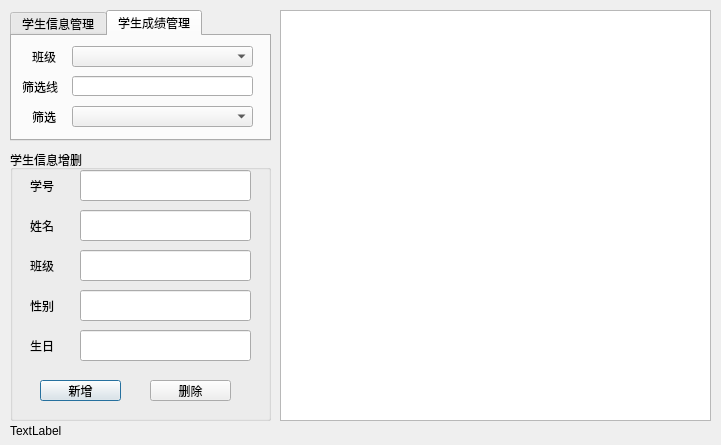
Above: classteacherform.ui from MomentDerek/StudentManageSystem before the change. Below: the same form after it.
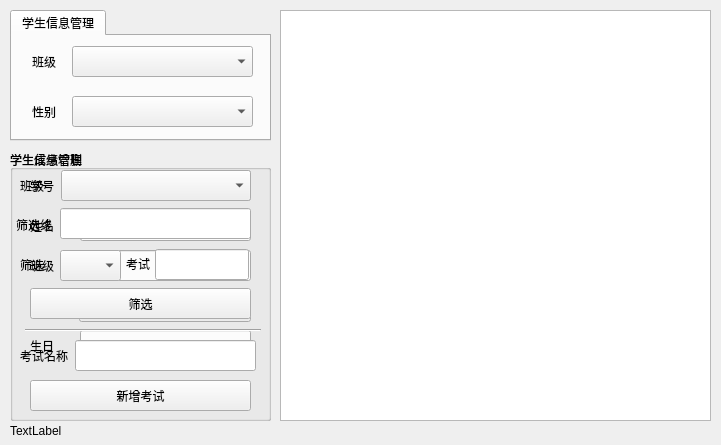
That is the form after the change.

```diff
--- a/classteacherform.ui
+++ b/classteacherform.ui
@@ -27,6 +27,9 @@
    </property>
   </widget>
   <widget class="QTabWidget" name="tabWidget">
+   <property name="enabled">
+    <bool>true</bool>
+   </property>
    <property name="geometry">
     <rect>
      <x>10</x>
@@ -36,7 +39,7 @@
     </rect>
    </property>
    <property name="currentIndex">
-    <number>1</number>
+    <number>0</number>
    </property>
    <widget class="QWidget" name="tab">
     <attribute name="title">
@@ -87,80 +90,21 @@
        <height>31</height>
       </rect>
      </property>
-    </widget>
-   </widget>
-   <widget class="QWidget" name="tab_2">
-    <attribute name="title">
-     <string>学生成绩管理</string>
-    </attribute>
-    <widget class="QComboBox" name="ClassBox_2">
-     <property name="geometry">
-      <rect>
-       <x>60</x>
-       <y>10</y>
-       <width>181</width>
-       <height>21</height>
-      </rect>
-     </property>
-    </widget>
-    <widget class="QComboBox" name="ChooseBox_2">
-     <property name="geometry">
-      <rect>
-       <x>60</x>
-       <y>70</y>
-       <width>181</width>
-       <height>21</height>
-      </rect>
-     </property>
-    </widget>
-    <widget class="QLineEdit" name="ChooseLine_2">
-     <property name="geometry">
-      <rect>
-       <x>60</x>
-       <y>40</y>
-       <width>181</width>
-       <height>20</height>
-      </rect>
-     </property>
-    </widget>
-    <widget class="QLabel" name="label_9">
-     <property name="geometry">
-      <rect>
-       <x>20</x>
-       <y>10</y>
-       <width>31</width>
-       <height>21</height>
-      </rect>
-     </property>
-     <property name="text">
-      <string>班级</string>
-     </property>
-    </widget>
-    <widget class="QLabel" name="label_10">
-     <property name="geometry">
-      <rect>
-       <x>10</x>
-       <y>40</y>
-       <width>41</width>
-       <height>21</height>
-      </rect>
-     </property>
-     <property name="text">
-      <string>筛选线</string>
-     </property>
-    </widget>
-    <widget class="QLabel" name="label_11">
-     <property name="geometry">
-      <rect>
-       <x>20</x>
-       <y>70</y>
-       <width>41</width>
-       <height>21</height>
-      </rect>
-     </property>
-     <property name="text">
-      <string>筛选</string>
-     </property>
+     <item>
+      <property name="text">
+       <string/>
+      </property>
+     </item>
+     <item>
+      <property name="text">
+       <string>男</string>
+      </property>
+     </item>
+     <item>
+      <property name="text">
+       <string>女</string>
+      </property>
+     </item>
     </widget>
    </widget>
   </widget>
@@ -206,16 +150,6 @@
      </rect>
     </property>
    </widget>
-   <widget class="QLineEdit" name="StudentSex">
-    <property name="geometry">
-     <rect>
-      <x>70</x>
-      <y>140</y>
-      <width>171</width>
-      <height>31</height>
-     </rect>
-    </property>
-   </widget>
    <widget class="QLabel" name="label_3">
     <property name="geometry">
      <rect>
@@ -317,6 +251,16 @@
      <string>删除</string>
     </property>
    </widget>
+   <widget class="QComboBox" name="StudentSex">
+    <property name="geometry">
+     <rect>
+      <x>69</x>
+      <y>141</y>
+      <width>172</width>
+      <height>31</height>
+     </rect>
+    </property>
+   </widget>
   </widget>
   <widget class="QLabel" name="infoLabel">
    <property name="geometry">
@@ -331,6 +275,191 @@
     <string>TextLabel</string>
    </property>
   </widget>
+  <widget class="QGroupBox" name="SubjectTeacherBox">
+   <property name="enabled">
+    <bool>true</bool>
+   </property>
+   <property name="geometry">
+    <rect>
+     <x>10</x>
+     <y>150</y>
+     <width>261</width>
+     <height>271</height>
+    </rect>
+   </property>
+   <property name="title">
+    <string>学生成绩管理</string>
+   </property>
+   <widget class="QPushButton" name="ChooseButton">
+    <property name="geometry">
+     <rect>
+      <x>20</x>
+      <y>138</y>
+      <width>221</width>
+      <height>31</height>
+     </rect>
+    </property>
+    <property name="text">
+     <string>筛选</string>
+    </property>
+   </widget>
+   <widget class="QPushButton" name="AddButton_2">
+    <property name="geometry">
+     <rect>
+      <x>20</x>
+      <y>230</y>
+      <width>221</width>
+      <height>31</height>
+     </rect>
+    </property>
+    <property name="text">
+     <string>新增考试</string>
+    </property>
+   </widget>
+   <widget class="QLineEdit" name="ChooseLine">
+    <property name="geometry">
+     <rect>
+      <x>50</x>
+      <y>58</y>
+      <width>191</width>
+      <height>31</height>
+     </rect>
+    </property>
+   </widget>
+   <widget class="QLineEdit" name="AddTest">
+    <property name="geometry">
+     <rect>
+      <x>65</x>
+      <y>190</y>
+      <width>181</width>
+      <height>31</height>
+     </rect>
+    </property>
+   </widget>
+   <widget class="QComboBox" name="ChooseBox">
+    <property name="geometry">
+     <rect>
+      <x>50</x>
+      <y>100</y>
+      <width>61</width>
+      <height>31</height>
+     </rect>
+    </property>
+    <item>
+     <property name="text">
+      <string/>
+     </property>
+    </item>
+    <item>
+     <property name="text">
+      <string>&lt;</string>
+     </property>
+    </item>
+    <item>
+     <property name="text">
+      <string>&gt;=</string>
+     </property>
+    </item>
+   </widget>
+   <widget class="QLabel" name="label_8">
+    <property name="geometry">
+     <rect>
+      <x>10</x>
+      <y>20</y>
+      <width>31</width>
+      <height>31</height>
+     </rect>
+    </property>
+    <property name="text">
+     <string>班级</string>
+    </property>
+   </widget>
+   <widget class="QComboBox" name="ClassBox_Score">
+    <property name="geometry">
+     <rect>
+      <x>51</x>
+      <y>20</y>
+      <width>190</width>
+      <height>31</height>
+     </rect>
+    </property>
+   </widget>
+   <widget class="QLabel" name="label_12">
+    <property name="geometry">
+     <rect>
+      <x>6</x>
+      <y>59</y>
+      <width>41</width>
+      <height>31</height>
+     </rect>
+    </property>
+    <property name="text">
+     <string>筛选线</string>
+    </property>
+   </widget>
+   <widget class="QLabel" name="label_13">
+    <property name="geometry">
+     <rect>
+      <x>10</x>
+      <y>99</y>
+      <width>41</width>
+      <height>31</height>
+     </rect>
+    </property>
+    <property name="text">
+     <string>筛选</string>
+    </property>
+   </widget>
+   <widget class="QLabel" name="label_14">
+    <property name="geometry">
+     <rect>
+      <x>10</x>
+      <y>190</y>
+      <width>51</width>
+      <height>31</height>
+     </rect>
+    </property>
+    <property name="text">
+     <string>考试名称</string>
+    </property>
+   </widget>
+   <widget class="Line" name="line">
+    <property name="geometry">
+     <rect>
+      <x>15</x>
+      <y>172</y>
+      <width>236</width>
+      <height>16</height>
+     </rect>
+    </property>
+    <property name="orientation">
+     <enum>Qt::Horizontal</enum>
+    </property>
+   </widget>
+   <widget class="QLabel" name="label_15">
+    <property name="geometry">
+     <rect>
+      <x>116</x>
+      <y>97</y>
+      <width>41</width>
+      <height>33</height>
+     </rect>
+    </property>
+    <property name="text">
+     <string>考试</string>
+    </property>
+   </widget>
+   <widget class="QLineEdit" name="ChooseTest">
+    <property name="geometry">
+     <rect>
+      <x>145</x>
+      <y>99</y>
+      <width>94</width>
+      <height>31</height>
+     </rect>
+    </property>
+   </widget>
+  </widget>
  </widget>
  <resources/>
  <connections/>
```
Left out of the diff: 2 changed lines with no effect on the pictures.
